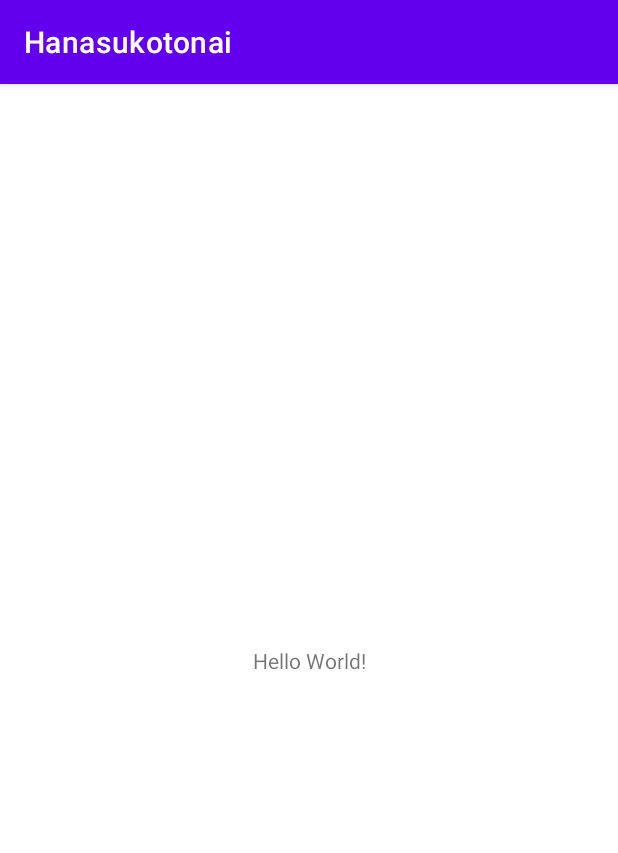
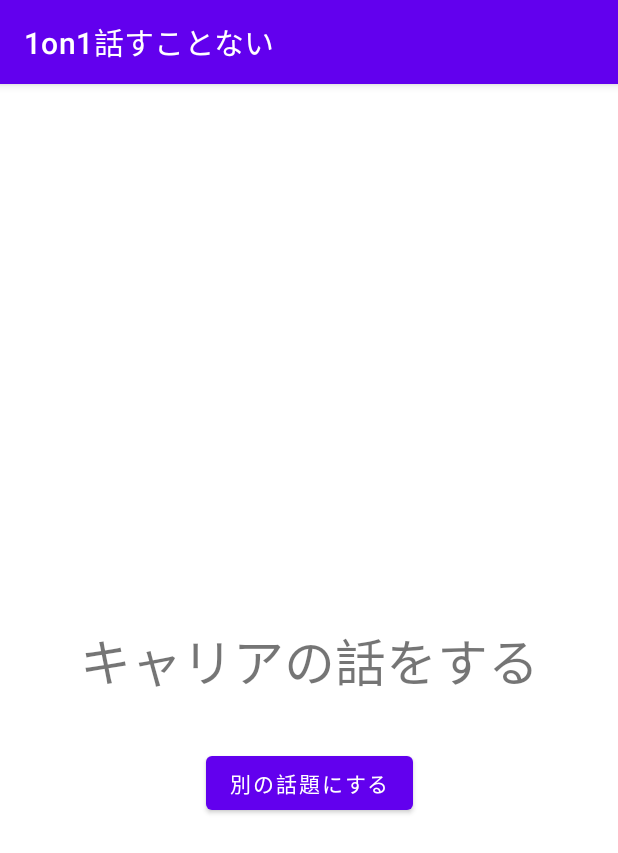
Before and after one commit to rhythm191/hanasukotonai, an Android app: the screen it shows after launch (MainActivity), on a phone screen of 412 x 824 dp. Shown: the top 853 px of the screen. Run offline under Robolectric (Android 15) with nearby library versions, the phone set to English and light mode, and no system bars; our stand-ins replace Dagger/Hilt's generated code.

Commit message:
feat: add main fragment

```diff
--- a/app/build.gradle
+++ b/app/build.gradle
@@ -52,6 +52,7 @@ dependencies {
 
     // hilt & dagger
     implementation "com.google.dagger:hilt-android:$rootProject.hiltVersion"
+    implementation 'androidx.legacy:legacy-support-v4:1.0.0'
     kapt "com.google.dagger:hilt-compiler:$rootProject.hiltVersion"
     androidTestImplementation "com.google.dagger:hilt-android-testing:$rootProject.hiltVersion"
     kaptAndroidTest "com.google.dagger:hilt-compiler:$rootProject.hiltVersion"
--- a/app/src/main/AndroidManifest.xml
+++ b/app/src/main/AndroidManifest.xml
@@ -3,6 +3,7 @@
     package="net.rhyztech.android.hanasukotonai">
 
     <application
+        android:name=".MainApplication"
         android:allowBackup="false"
         android:icon="@mipmap/ic_launcher"
         android:label="@string/app_name"
--- a/app/src/main/java/net/rhyztech/android/hanasukotonai/MainActivity.kt
+++ b/app/src/main/java/net/rhyztech/android/hanasukotonai/MainActivity.kt
@@ -2,7 +2,9 @@ package net.rhyztech.android.hanasukotonai
 
 import androidx.appcompat.app.AppCompatActivity
 import android.os.Bundle
+import dagger.hilt.android.AndroidEntryPoint
 
+@AndroidEntryPoint
 class MainActivity : AppCompatActivity() {
     override fun onCreate(savedInstanceState: Bundle?) {
         super.onCreate(savedInstanceState)
--- /dev/null
+++ b/app/src/main/java/net/rhyztech/android/hanasukotonai/MainApplication.kt
@@ -0,0 +1,8 @@
+package net.rhyztech.android.hanasukotonai
+
+import android.app.Application
+import dagger.hilt.android.HiltAndroidApp
+
+@HiltAndroidApp
+class MainApplication : Application() {
+}
--- /dev/null
+++ b/app/src/main/java/net/rhyztech/android/hanasukotonai/MainFragment.kt
@@ -0,0 +1,43 @@
+package net.rhyztech.android.hanasukotonai
+
+import android.os.Bundle
+import androidx.fragment.app.Fragment
+import android.view.LayoutInflater
+import android.view.View
+import android.view.ViewGroup
+
+
+class MainFragment : Fragment() {
+
+    override fun onCreate(savedInstanceState: Bundle?) {
+        super.onCreate(savedInstanceState)
+    }
+
+    override fun onCreateView(
+        inflater: LayoutInflater, container: ViewGroup?,
+        savedInstanceState: Bundle?
+    ): View? {
+        // Inflate the layout for this fragment
+        return inflater.inflate(R.layout.fragment_main, container, false)
+    }
+
+//    companion object {
+//        /**
+//         * Use this factory method to create a new instance of
+//         * this fragment using the provided parameters.
+//         *
+//         * @param param1 Parameter 1.
+//         * @param param2 Parameter 2.
+//         * @return A new instance of fragment MainFragment.
+//         */
+//        // TODO: Rename and change types and number of parameters
+//        @JvmStatic
+//        fun newInstance(param1: String, param2: String) =
+//            MainFragment().apply {
+//                arguments = Bundle().apply {
+//                    putString(ARG_PARAM1, param1)
+//                    putString(ARG_PARAM2, param2)
+//                }
+//            }
+//    }
+}
--- a/app/src/main/res/layout/activity_main.xml
+++ b/app/src/main/res/layout/activity_main.xml
@@ -6,13 +6,14 @@
     android:layout_height="match_parent"
     tools:context=".MainActivity">
 
-    <TextView
-        android:layout_width="wrap_content"
-        android:layout_height="wrap_content"
-        android:text="Hello World!"
+    <androidx.fragment.app.FragmentContainerView
+        android:id="@+id/fragmentContainerView"
+        android:name="net.rhyztech.android.hanasukotonai.MainFragment"
+        android:layout_width="match_parent"
+        android:layout_height="match_parent"
         app:layout_constraintBottom_toBottomOf="parent"
-        app:layout_constraintLeft_toLeftOf="parent"
-        app:layout_constraintRight_toRightOf="parent"
+        app:layout_constraintEnd_toEndOf="parent"
+        app:layout_constraintStart_toStartOf="parent"
         app:layout_constraintTop_toTopOf="parent" />
 
 </androidx.constraintlayout.widget.ConstraintLayout>
--- /dev/null
+++ b/app/src/main/res/layout/fragment_main.xml
@@ -0,0 +1,36 @@
+<?xml version="1.0" encoding="utf-8"?>
+<FrameLayout xmlns:android="http://schemas.android.com/apk/res/android"
+    xmlns:app="http://schemas.android.com/apk/res-auto"
+    xmlns:tools="http://schemas.android.com/tools"
+    android:layout_width="match_parent"
+    android:layout_height="match_parent"
+    tools:context=".MainFragment">
+
+    <!-- TODO: Update blank fragment layout -->
+    <androidx.constraintlayout.widget.ConstraintLayout
+        android:layout_width="match_parent"
+        android:layout_height="match_parent">
+
+        <TextView
+            android:id="@+id/textView"
+            android:layout_width="wrap_content"
+            android:layout_height="wrap_content"
+            android:text="@string/topic_about_career"
+            android:textSize="34sp"
+            app:layout_constraintBottom_toBottomOf="parent"
+            app:layout_constraintEnd_toEndOf="parent"
+            app:layout_constraintStart_toStartOf="parent"
+            app:layout_constraintTop_toTopOf="parent" />
+
+        <Button
+            android:id="@+id/button"
+            android:layout_width="wrap_content"
+            android:layout_height="wrap_content"
+            android:layout_marginTop="32dp"
+            android:text="@string/update_button"
+            app:layout_constraintEnd_toEndOf="parent"
+            app:layout_constraintStart_toStartOf="parent"
+            app:layout_constraintTop_toBottomOf="@+id/textView" />
+    </androidx.constraintlayout.widget.ConstraintLayout>
+
+</FrameLayout>
--- a/app/src/main/res/values/strings.xml
+++ b/app/src/main/res/values/strings.xml
@@ -1,3 +1,6 @@
 <resources>
-    <string name="app_name">Hanasukotonai</string>
+    <string name="app_name">1on1話すことない</string>
+    <string name="topic_about_career">キャリアの話をする</string>
+    <string name="topic_about_progress">進捗の話をする</string>
+    <string name="update_button">別の話題にする</string>
 </resources>
--- a/build.gradle
+++ b/build.gradle
@@ -6,7 +6,7 @@ buildscript {
     }
     dependencies {
         classpath "com.android.tools.build:gradle:7.0.4"
-        classpath "org.jetbrains.kotlin:kotlin-gradle-plugin:1.6.0"
+        classpath 'org.jetbrains.kotlin:kotlin-gradle-plugin:1.6.10'
         classpath 'com.google.dagger:hilt-android-gradle-plugin:2.40.5'
         classpath 'com.google.gms:google-services:4.3.10'
 
```
